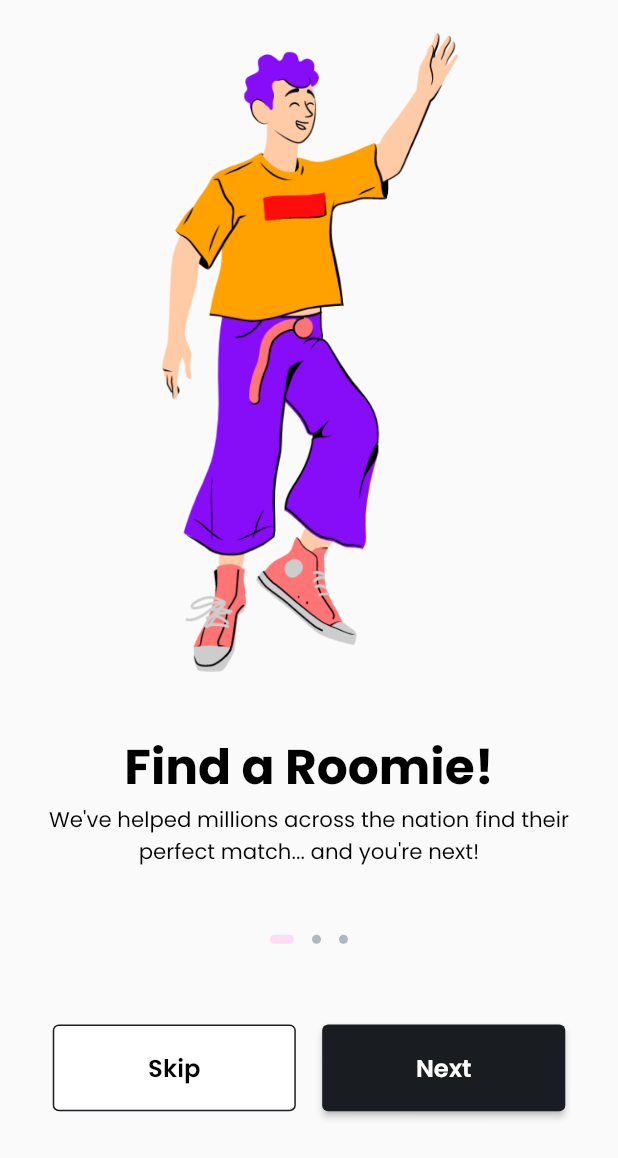
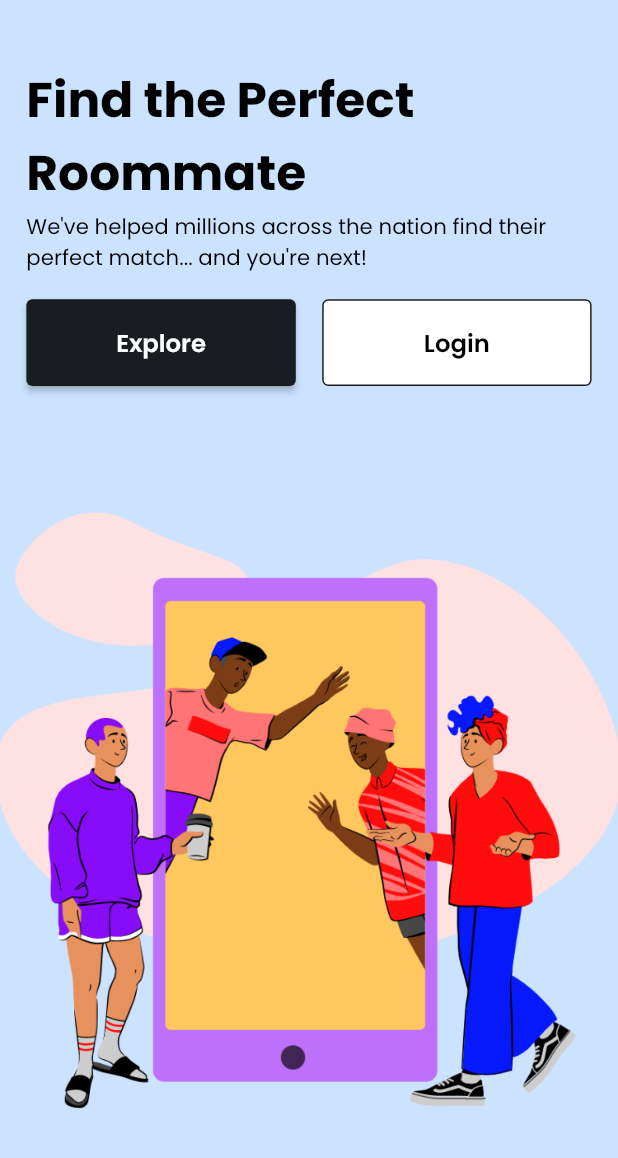
Before and after one commit to AdityaAde/booking-app, a Flutter app: the screen it shows after launch, on a phone screen of 412 x 824 dp. Shown: the top 1158 px of the screen. Run offline on Flutter 3.47's test engine with Material 2 defaults, Android fonts, the phone set to English and light mode, and no system bars; our stand-ins replace bloc, flutter_bloc, flutter_screenutil.

Commit message:
update UI welcome screen

```diff
--- a/lib/data/src/img_string.dart
+++ b/lib/data/src/img_string.dart
@@ -28,4 +28,5 @@ class ImgString {
   static const String cittaStanding = 'assets/images/Città Standing.png';
   static const String cittaStanding1 = 'assets/images/Città Standing-1.png';
   static const String cittaStanding2 = 'assets/images/Città Standing-2.png';
+  static const String cittaGiantPhone = 'assets/images/Città Giant Phone.png';
 }
--- a/lib/main.dart
+++ b/lib/main.dart
@@ -1,6 +1,7 @@
-import 'package:booking_app/presentation/pages/onboarding/onboarding_view.dart';
 import 'package:flutter/material.dart';
 import 'package:flutter_screenutil/flutter_screenutil.dart';
+
+import 'presentation/pages/welcome/welcome_view.dart';
 
 void main() {
   runApp(const MyApp());
@@ -23,7 +24,7 @@ class MyApp extends StatelessWidget {
               fontFamily: 'Poppins',
               primarySwatch: Colors.blue,
             ),
-            home: const OnboardingPage(),
+            home: const WelcomePage(),
           );
         });
   }
--- /dev/null
+++ b/lib/presentation/pages/welcome/component/component.dart
@@ -0,0 +1,3 @@
+export 'welcome_button.dart';
+export 'welcome_title.dart';
+export 'welcome_image.dart';
--- /dev/null
+++ b/lib/presentation/pages/welcome/component/welcome_button.dart
@@ -0,0 +1,35 @@
+import 'package:booking_app/utils/utils.dart';
+import 'package:flutter/material.dart';
+
+import '../../../../config/theme/theme.dart';
+import '../../../widget/widget.dart';
+
+class WelcomeButton extends StatelessWidget {
+  const WelcomeButton({super.key});
+
+  @override
+  Widget build(BuildContext context) {
+    return Padding(
+      padding: EdgeInsets.symmetric(horizontal: AppDimen.w16),
+      child: Row(
+        children: [
+          Expanded(
+            child: PrimaryButton(
+              onPressed: () {},
+              text: 'Explore',
+              type: PrimaryButtonType.type3,
+            ),
+          ),
+          16.0.width,
+          Expanded(
+            child: SecondaryButton(
+              onPressed: () {},
+              text: 'Login',
+              type: SecondaryType.type3,
+            ),
+          ),
+        ],
+      ),
+    );
+  }
+}
--- /dev/null
+++ b/lib/presentation/pages/welcome/component/welcome_image.dart
@@ -0,0 +1,16 @@
+import 'package:flutter/material.dart';
+
+import '../../../../data/src/img_string.dart';
+
+class WelcomeImage extends StatelessWidget {
+  const WelcomeImage({super.key});
+
+  @override
+  Widget build(BuildContext context) {
+    return Expanded(
+        child: Image.asset(
+      ImgString.cittaGiantPhone,
+      fit: BoxFit.contain,
+    ));
+  }
+}
--- /dev/null
+++ b/lib/presentation/pages/welcome/component/welcome_title.dart
@@ -0,0 +1,25 @@
+import 'package:booking_app/utils/utils.dart';
+import 'package:flutter/material.dart';
+
+import '../../../../config/theme/theme.dart';
+
+class WelcomeTitle extends StatelessWidget {
+  const WelcomeTitle({super.key});
+
+  @override
+  Widget build(BuildContext context) {
+    return Padding(
+      padding: EdgeInsets.all(AppDimen.w16),
+      child: Column(
+        children: [
+          24.0.height,
+          Text('Find the Perfect Roommate', style: AppFont.h3),
+          Text(
+            'We\'ve helped millions across the nation find their perfect match... and you\'re next!',
+            style: AppFont.paragraphMedium,
+          )
+        ],
+      ),
+    );
+  }
+}
--- a/lib/presentation/pages/welcome/welcome_view.dart
+++ b/lib/presentation/pages/welcome/welcome_view.dart
@@ -0,0 +1,22 @@
+import 'package:flutter/material.dart';
+
+import '../../../config/theme/theme.dart';
+import 'component/component.dart';
+
+class WelcomePage extends StatelessWidget {
+  const WelcomePage({super.key});
+
+  @override
+  Widget build(BuildContext context) {
+    return Scaffold(
+      backgroundColor: AppColor.accentBlue,
+      body: Column(
+        children: const [
+          WelcomeTitle(),
+          WelcomeButton(),
+          WelcomeImage(),
+        ],
+      ),
+    );
+  }
+}
```
